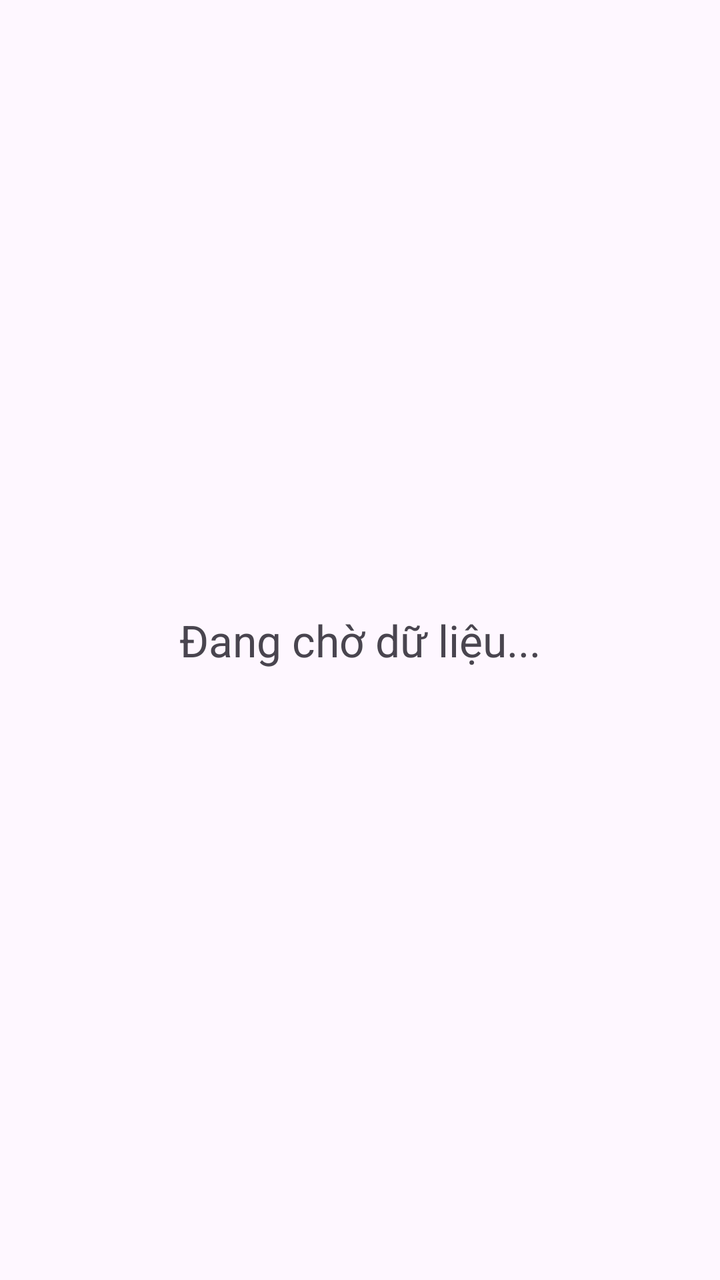
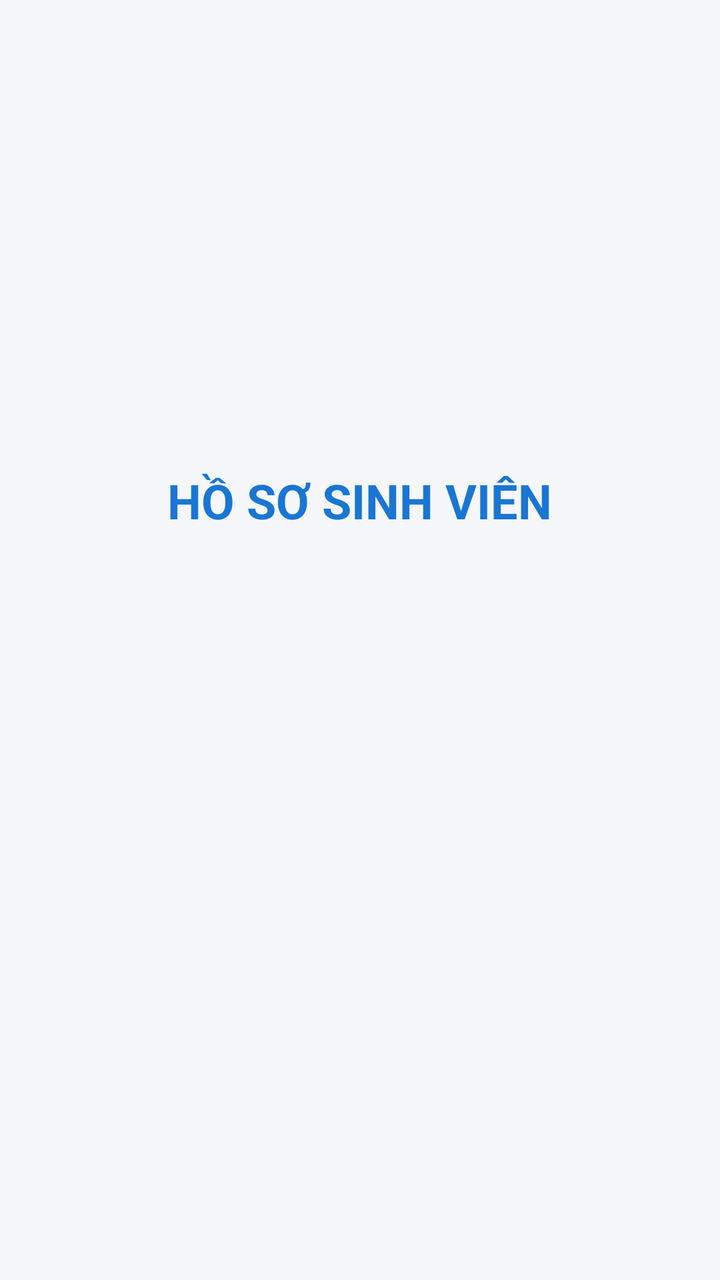

Screens rendered from an Android XML layout before and after an edit, with the pre-edit source and the edit as a unified diff.
<!-- AndroidManifest.xml: application theme Theme.EditProfileActivity -->
<!-- res/layout/activity_detail.xml -->
<?xml version="1.0" encoding="utf-8"?>
<androidx.constraintlayout.widget.ConstraintLayout xmlns:android="http://schemas.android.com/apk/res/android"
    xmlns:app="http://schemas.android.com/apk/res-auto"
    xmlns:tools="http://schemas.android.com/tools"
    android:id="@+id/main"
    android:layout_width="match_parent"
    android:layout_height="match_parent"
    tools:context=".DetailActivity">

    <TextView
        android:id="@+id/tvMessage"
        android:layout_width="wrap_content"
        android:layout_height="wrap_content"
        android:textSize="22sp"
        android:text="Đang chờ dữ liệu..."
        app:layout_constraintBottom_toBottomOf="parent"
        app:layout_constraintEnd_toEndOf="parent"
        app:layout_constraintStart_toStartOf="parent"
        app:layout_constraintTop_toTopOf="parent" />
</androidx.constraintlayout.widget.ConstraintLayout>
<!-- resources referenced by this layout -->
<resources>
  <style name="Theme.EditProfileActivity" parent="Base.Theme.EditProfileActivity" />
  <style name="Base.Theme.EditProfileActivity" parent="Theme.Material3.DayNight.NoActionBar">
          
          
      </style>
</resources>

<!-- the commit's change to res/layout/activity_detail.xml (unified diff, before → after) -->
@@ -1,20 +1,42 @@
 <?xml version="1.0" encoding="utf-8"?>
-<androidx.constraintlayout.widget.ConstraintLayout xmlns:android="http://schemas.android.com/apk/res/android"
-    xmlns:app="http://schemas.android.com/apk/res-auto"
-    xmlns:tools="http://schemas.android.com/tools"
+<LinearLayout
+    xmlns:android="http://schemas.android.com/apk/res/android"
     android:id="@+id/main"
     android:layout_width="match_parent"
     android:layout_height="match_parent"
-    tools:context=".DetailActivity">
+    android:orientation="vertical"
+    android:gravity="center"
+    android:padding="32dp"
+    android:background="#F5F7FA">
 
     <TextView
-        android:id="@+id/tvMessage"
         android:layout_width="wrap_content"
         android:layout_height="wrap_content"
-        android:textSize="22sp"
-        android:text="Đang chờ dữ liệu..."
-        app:layout_constraintBottom_toBottomOf="parent"
-        app:layout_constraintEnd_toEndOf="parent"
-        app:layout_constraintStart_toStartOf="parent"
-        app:layout_constraintTop_toTopOf="parent" />
-</androidx.constraintlayout.widget.ConstraintLayout>
+        android:text="HỒ SƠ SINH VIÊN"
+        android:textSize="24sp"
+        android:textStyle="bold"
+        android:textColor="#1976D2"
+        android:layout_marginBottom="32dp"/>
+
+    <TextView
+        android:id="@+id/tvDetailName"
+        android:layout_width="match_parent"
+        android:layout_height="wrap_content"
+        android:textSize="20sp"
+        android:textStyle="bold"
+        android:layout_marginBottom="16dp"/>
+
+    <TextView
+        android:id="@+id/tvDetailId"
+        android:layout_width="match_parent"
+        android:layout_height="wrap_content"
+        android:textSize="18sp"
+        android:layout_marginBottom="16dp"/>
+
+    <TextView
+        android:id="@+id/tvDetailClass"
+        android:layout_width="match_parent"
+        android:layout_height="wrap_content"
+        android:textSize="18sp" />
+
+</LinearLayout>
